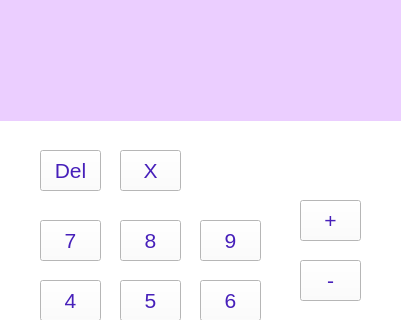
meninamaria/projeto-Calculadora, file telaCalculadora.ui: the form before one commit; both pictures show x 0 to 401 and y 0 to 320 of the 401 by 535 pixel window.
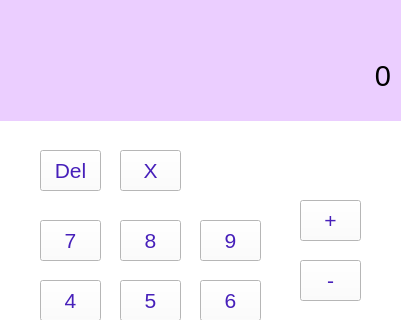
The form after the commit.

Commit message: CALCULADORA FINALIZADA

Patch:
```diff
--- a/telaCalculadora.ui
+++ b/telaCalculadora.ui
@@ -58,7 +58,7 @@
     <string notr="true">background-color: rgb(235, 206, 255);</string>
    </property>
    <property name="text">
-    <string/>
+    <string>0</string>
    </property>
    <property name="alignment">
     <set>Qt::AlignRight|Qt::AlignTrailing|Qt::AlignVCenter</set>
```
The commit also changes 1 other file.
